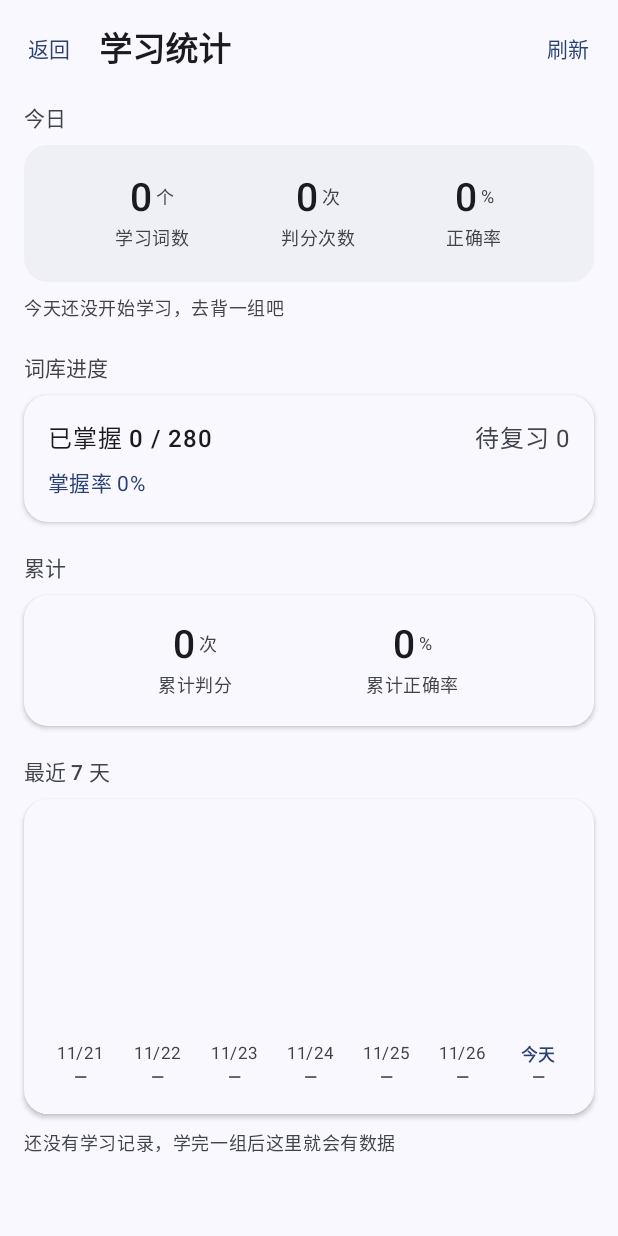
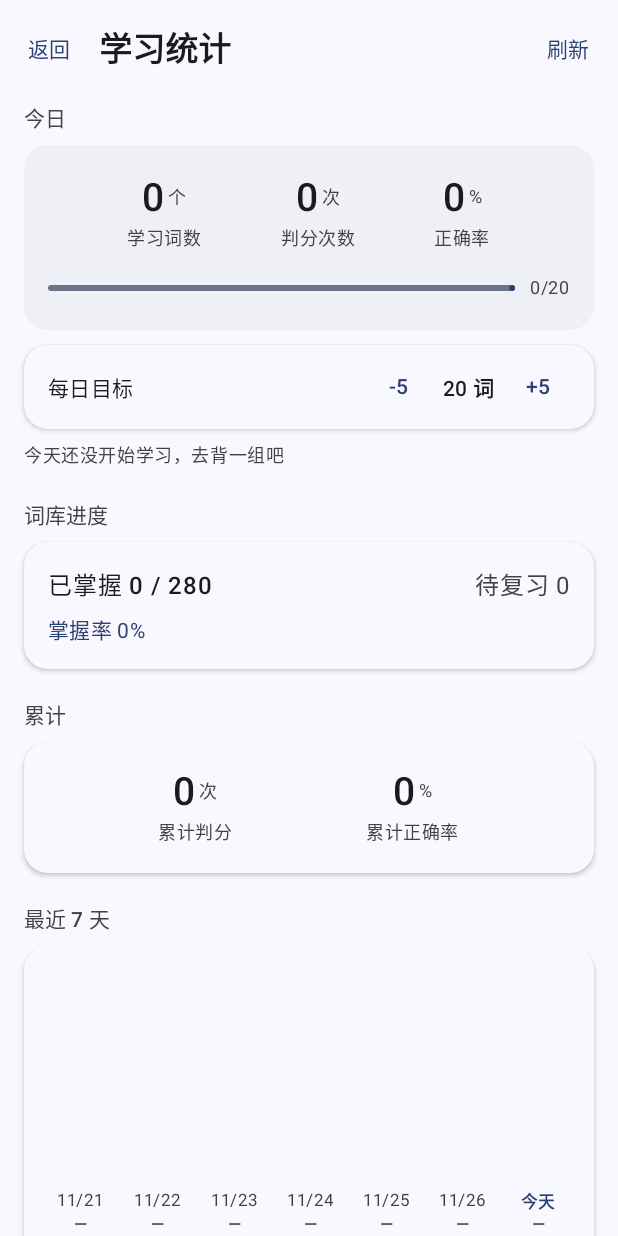
Before and after one commit to lengxinxi/dancijiyi, an Android app built with Jetpack Compose: the screen it shows after launch (MainActivity), after a tap on "统计", on a phone screen of 412 x 824 dp. Run offline under Robolectric (Android 15) with nearby library versions, the phone set to English and light mode, and no system bars; our stand-ins replace Room's generated code.

Commit message:
feat(progress): 每日目标 + 学习进度条（自选加分项）
- 新增 DailyGoalStore：每日目标存 SharedPreferences（默认 20，范围 5~200）
- WordRepository 暴露 dailyGoal()/setDailyGoal()/todayString()
- 列表页：统计行下方新增今日进度条（已学(去重)/目标），达标显示「已达标」
- 统计页：今日卡片加进度条；新增「每日目标」设置行（-5/+5 调节）
- MainActivity 接线 onGoalChange

```diff
--- a/app/src/main/java/com/example/dancijiyi/MainActivity.kt
+++ b/app/src/main/java/com/example/dancijiyi/MainActivity.kt
@@ -56,6 +56,7 @@ private fun AppRoot() {
             StatsScreen(
                 state = statsViewModel.state,
                 onRefresh = statsViewModel::load,
+                onGoalChange = statsViewModel::changeGoal,
                 onExit = { screen = Screen.List }
             )
         }
--- /dev/null
+++ b/app/src/main/java/com/example/dancijiyi/data/DailyGoalStore.kt
@@ -0,0 +1,39 @@
+package com.example.dancijiyi.data
+
+import android.content.Context
+
+/**
+ * 每日学习目标（个/天），存 SharedPreferences。
+ * 目标值用于学习进度条：今日已学（去重）/ 目标。
+ */
+class DailyGoalStore(context: Context) {
+
+    private val prefs = context.applicationContext
+        .getSharedPreferences(PREF_NAME, Context.MODE_PRIVATE)
+
+    fun get(): Int = prefs.getInt(KEY_GOAL, DEFAULT_GOAL)
+
+    /** 设置目标，范围外自动收敛到合法区间 */
+    fun set(goal: Int): Int {
+        val value = goal.coerceIn(MIN_GOAL, MAX_GOAL)
+        prefs.edit().putInt(KEY_GOAL, value).apply()
+        return value
+    }
+
+    companion object {
+        private const val PREF_NAME = "word_memo_settings"
+        private const val KEY_GOAL = "daily_goal"
+
+        const val DEFAULT_GOAL = 20
+        const val MIN_GOAL = 5
+        const val MAX_GOAL = 200
+
+        @Volatile
+        private var instance: DailyGoalStore? = null
+
+        fun get(context: Context): DailyGoalStore =
+            instance ?: synchronized(this) {
+                instance ?: DailyGoalStore(context).also { instance = it }
+            }
+    }
+}
--- a/app/src/main/java/com/example/dancijiyi/data/WordRepository.kt
+++ b/app/src/main/java/com/example/dancijiyi/data/WordRepository.kt
@@ -4,6 +4,9 @@ import android.content.Context
 import kotlinx.coroutines.Dispatchers
 import kotlinx.coroutines.withContext
 import org.json.JSONArray
+import java.text.SimpleDateFormat
+import java.util.Date
+import java.util.Locale
 
 /**
  * 单词数据仓库：负责从 assets 导入内置词库，并对外暴露数据访问入口。
@@ -13,6 +16,7 @@ class WordRepository(context: Context) {
     private val appContext = context.applicationContext
     private val wordDao = AppDatabase.get(appContext).wordDao()
     private val recordDao = AppDatabase.get(appContext).studyRecordDao()
+    private val goalStore = DailyGoalStore.get(appContext)
 
     /**
      * 首次启动时把 assets/words.json 导入数据库。
@@ -101,12 +105,23 @@ class WordRepository(context: Context) {
     suspend fun totalCorrectRecords(): Int =
         withContext(Dispatchers.IO) { recordDao.totalCorrectCount() }
 
+    /** 每日目标（同步读 SharedPreferences，开销可忽略） */
+    fun dailyGoal(): Int = goalStore.get()
+
+    /** 修改每日目标，返回收敛后的合法值 */
+    fun setDailyGoal(goal: Int): Int = goalStore.set(goal)
+
     companion object {
         const val ASSET_NAME = "words.json"
         const val RESULT_FUZZY = 0
         const val RESULT_KNOWN = 1
         const val RESULT_UNKNOWN = 2
         private const val MAX_BOX = 5
+
+        private val DATE_FORMAT = SimpleDateFormat("yyyy-MM-dd", Locale.US)
+
+        /** 当天日期（yyyy-MM-dd），与 study_records.date 的格式一致 */
+        fun todayString(): String = DATE_FORMAT.format(Date())
 
         @Volatile
         private var instance: WordRepository? = null
--- a/app/src/main/java/com/example/dancijiyi/ui/stats/StatsScreen.kt
+++ b/app/src/main/java/com/example/dancijiyi/ui/stats/StatsScreen.kt
@@ -18,6 +18,7 @@ import androidx.compose.foundation.verticalScroll
 import androidx.compose.material3.Card
 import androidx.compose.material3.CardDefaults
 import androidx.compose.material3.ExperimentalMaterial3Api
+import androidx.compose.material3.LinearProgressIndicator
 import androidx.compose.material3.MaterialTheme
 import androidx.compose.material3.Scaffold
 import androidx.compose.material3.Text
@@ -38,6 +39,7 @@ import com.example.dancijiyi.ui.theme.DancijiyiTheme
 fun StatsScreen(
     state: StatsUiState,
     onRefresh: () -> Unit,
+    onGoalChange: (Int) -> Unit,
     onExit: () -> Unit
 ) {
     Scaffold(
@@ -81,15 +83,65 @@ fun StatsScreen(
                     containerColor = MaterialTheme.colorScheme.surfaceVariant.copy(alpha = 0.45f)
                 )
             ) {
+                Column(modifier = Modifier.padding(vertical = 20.dp, horizontal = 16.dp)) {
+                    Row(
+                        modifier = Modifier.fillMaxWidth(),
+                        horizontalArrangement = Arrangement.SpaceEvenly
+                    ) {
+                        MetricItem("学习词数", state.todayLearned.toString(), "个")
+                        MetricItem("判分次数", state.todayTotal.toString(), "次")
+                        MetricItem("正确率", state.todayAccuracy.toString(), "%")
+                    }
+                    Spacer(Modifier.height(16.dp))
+                    // 今日进度：已学(去重) / 每日目标
+                    Row(verticalAlignment = Alignment.CenterVertically) {
+                        LinearProgressIndicator(
+                            progress = { state.todayProgress },
+                            modifier = Modifier.weight(1f)
+                        )
+                        Text(
+                            text = if (state.goalReached) "已达标" else "${state.todayLearned}/${state.dailyGoal}",
+                            style = MaterialTheme.typography.bodySmall,
+                            color = if (state.goalReached) {
+                                MaterialTheme.colorScheme.primary
+                            } else {
+                                MaterialTheme.colorScheme.onSurfaceVariant
+                            },
+                            modifier = Modifier.padding(start = 10.dp)
+                        )
+                    }
+                }
+            }
+            Spacer(Modifier.height(10.dp))
+            // 每日目标设置
+            Card(
+                modifier = Modifier.fillMaxWidth(),
+                shape = RoundedCornerShape(16.dp),
+                colors = CardDefaults.cardColors(
+                    containerColor = MaterialTheme.colorScheme.surface
+                ),
+                elevation = CardDefaults.cardElevation(defaultElevation = 2.dp)
+            ) {
                 Row(
                     modifier = Modifier
                         .fillMaxWidth()
-                        .padding(vertical = 20.dp),
-                    horizontalArrangement = Arrangement.SpaceEvenly
+                        .padding(horizontal = 8.dp, vertical = 4.dp),
+                    verticalAlignment = Alignment.CenterVertically
                 ) {
-                    MetricItem("学习词数", state.todayLearned.toString(), "个")
-                    MetricItem("判分次数", state.todayTotal.toString(), "次")
-                    MetricItem("正确率", state.todayAccuracy.toString(), "%")
+                    Text(
+                        text = "每日目标",
+                        style = MaterialTheme.typography.bodyMedium,
+                        modifier = Modifier
+                            .weight(1f)
+                            .padding(start = 8.dp)
+                    )
+                    TextButton(onClick = { onGoalChange(-5) }) { Text("-5") }
+                    Text(
+                        text = "${state.dailyGoal} 词",
+                        style = MaterialTheme.typography.bodyMedium,
+                        fontWeight = FontWeight.SemiBold
+                    )
+                    TextButton(onClick = { onGoalChange(5) }) { Text("+5") }
                 }
             }
             if (state.todayTotal == 0) {
@@ -317,6 +369,7 @@ private fun StatsPreview() {
                 )
             ),
             onRefresh = {},
+            onGoalChange = {},
             onExit = {}
         )
     }
--- a/app/src/main/java/com/example/dancijiyi/ui/stats/StatsViewModel.kt
+++ b/app/src/main/java/com/example/dancijiyi/ui/stats/StatsViewModel.kt
@@ -37,11 +37,18 @@ data class StatsUiState(
     val totalRecords: Int = 0,
     val totalCorrect: Int = 0,
     /** 最近 7 天（含今天，日期升序，缺失的天补 0） */
-    val week: List<DayStat> = emptyList()
+    val week: List<DayStat> = emptyList(),
+    /** 每日目标（个/天） */
+    val dailyGoal: Int = 20
 ) {
     val todayAccuracy: Int get() = if (todayTotal == 0) 0 else todayCorrect * 100 / todayTotal
     val totalAccuracy: Int get() = if (totalRecords == 0) 0 else totalCorrect * 100 / totalRecords
     val masteredRatio: Float get() = if (totalWords == 0) 0f else mastered.toFloat() / totalWords
+
+    /** 今日目标进度 0..1 */
+    val todayProgress: Float
+        get() = if (dailyGoal <= 0) 0f else (todayLearned.toFloat() / dailyGoal).coerceIn(0f, 1f)
+    val goalReached: Boolean get() = dailyGoal > 0 && todayLearned >= dailyGoal
 
     /** 一周里单日最大值，画图时用来算相对高度 */
     val weekMax: Int get() = (week.maxOfOrNull { it.total } ?: 0).coerceAtLeast(1)
@@ -76,9 +83,16 @@ class StatsViewModel(application: Application) : AndroidViewModel(application) {
                 reviewing = repository.reviewingWords(),
                 totalRecords = repository.totalRecords(),
                 totalCorrect = repository.totalCorrectRecords(),
-                week = week
+                week = week,
+                dailyGoal = repository.dailyGoal()
             )
         }
+    }
+
+    /** 调整每日目标（±delta），写入 SharedPreferences 后刷新界面 */
+    fun changeGoal(delta: Int) {
+        val newGoal = repository.setDailyGoal(state.dailyGoal + delta)
+        state = state.copy(dailyGoal = newGoal)
     }
 
     companion object {
--- a/app/src/main/java/com/example/dancijiyi/ui/wordlist/WordListScreen.kt
+++ b/app/src/main/java/com/example/dancijiyi/ui/wordlist/WordListScreen.kt
@@ -18,6 +18,7 @@ import androidx.compose.foundation.shape.RoundedCornerShape
 import androidx.compose.material3.Card
 import androidx.compose.material3.CardDefaults
 import androidx.compose.material3.ExperimentalMaterial3Api
+import androidx.compose.material3.LinearProgressIndicator
 import androidx.compose.material3.MaterialTheme
 import androidx.compose.material3.OutlinedTextField
 import androidx.compose.material3.Scaffold
@@ -66,6 +67,24 @@ fun WordListScreen(
                 style = MaterialTheme.typography.bodyMedium,
                 color = MaterialTheme.colorScheme.onSurfaceVariant
             )
+            Spacer(Modifier.height(10.dp))
+            // 今日学习进度（自选加分项）：已学(去重) / 每日目标
+            Row(verticalAlignment = Alignment.CenterVertically) {
+                LinearProgressIndicator(
+                    progress = { state.todayProgress },
+                    modifier = Modifier.weight(1f)
+                )
+                Text(
+                    text = if (state.goalReached) {
+                        "今日 ${state.todayLearned}/${state.dailyGoal} 已达标"
+                    } else {
+                        "今日 ${state.todayLearned}/${state.dailyGoal}"
+                    },
+                    style = MaterialTheme.typography.bodySmall,
+                    color = MaterialTheme.colorScheme.onSurfaceVariant,
+                    modifier = Modifier.padding(start = 10.dp)
+                )
+            }
             Spacer(Modifier.height(12.dp))
             OutlinedTextField(
                 value = state.keyword,
--- a/app/src/main/java/com/example/dancijiyi/ui/wordlist/WordListViewModel.kt
+++ b/app/src/main/java/com/example/dancijiyi/ui/wordlist/WordListViewModel.kt
@@ -6,6 +6,7 @@ import androidx.compose.runtime.mutableStateOf
 import androidx.compose.runtime.setValue
 import androidx.lifecycle.AndroidViewModel
 import androidx.lifecycle.viewModelScope
+import com.example.dancijiyi.data.DailyGoalStore
 import com.example.dancijiyi.data.WordEntity
 import com.example.dancijiyi.data.WordRepository
 import kotlinx.coroutines.launch
@@ -15,7 +16,10 @@ data class WordListUiState(
     val allWords: List<WordEntity> = emptyList(),
     val keyword: String = "",
     val masteredCount: Int = 0,
-    val reviewingCount: Int = 0
+    val reviewingCount: Int = 0,
+    /** 今日已学（去重单词数）与每日目标 */
+    val todayLearned: Int = 0,
+    val dailyGoal: Int = DailyGoalStore.DEFAULT_GOAL
 ) {
     /** 按关键字过滤后的列表（单词 / 释义均可匹配） */
     val visibleWords: List<WordEntity>
@@ -27,6 +31,11 @@ data class WordListUiState(
                 it.word.lowercase().contains(k) || it.meaning.lowercase().contains(k)
             }
         }
+
+    /** 今日进度 0..1，目标为 0 时视为未设置 */
+    val todayProgress: Float
+        get() = if (dailyGoal <= 0) 0f else (todayLearned.toFloat() / dailyGoal).coerceIn(0f, 1f)
+    val goalReached: Boolean get() = dailyGoal > 0 && todayLearned >= dailyGoal
 }
 
 class WordListViewModel(application: Application) : AndroidViewModel(application) {
@@ -47,12 +56,15 @@ class WordListViewModel(application: Application) : AndroidViewModel(application
                 loading = true
             )
             val words = repository.allWords()
+            val today = WordRepository.todayString()
             state = WordListUiState(
                 loading = false,
                 allWords = words,
                 keyword = state.keyword,
                 masteredCount = words.count { it.mastered },
-                reviewingCount = words.count { !it.mastered && it.lastStudyAt > 0 }
+                reviewingCount = words.count { !it.mastered && it.lastStudyAt > 0 },
+                todayLearned = repository.todayLearned(today),
+                dailyGoal = repository.dailyGoal()
             )
         }
     }
```
